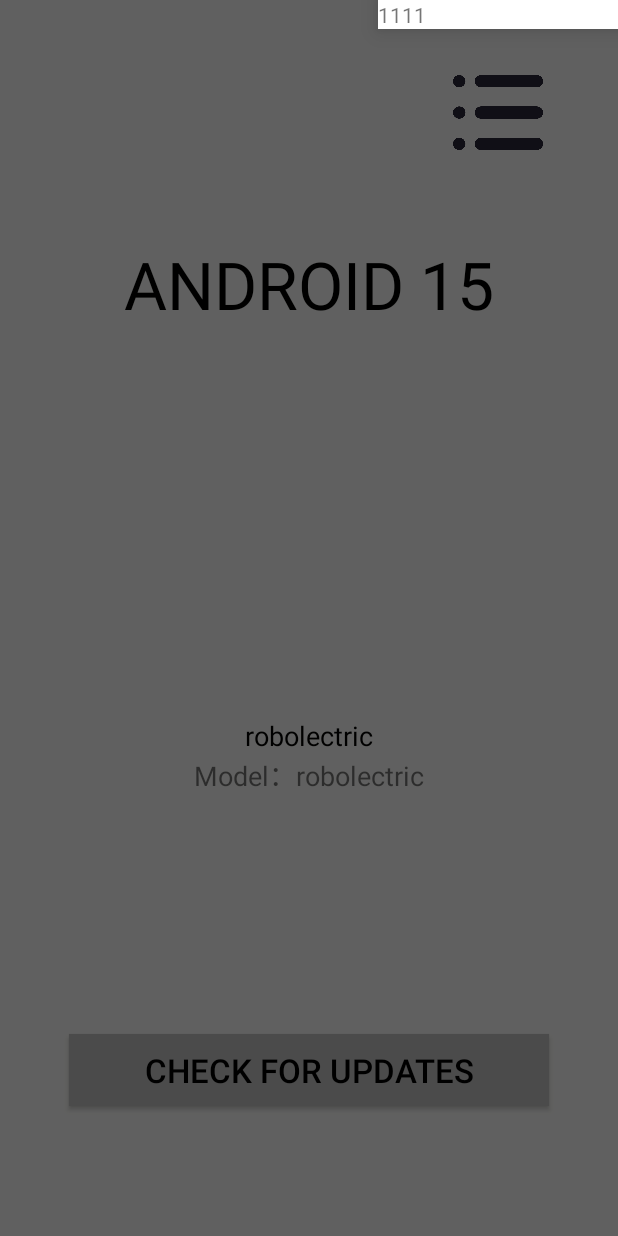
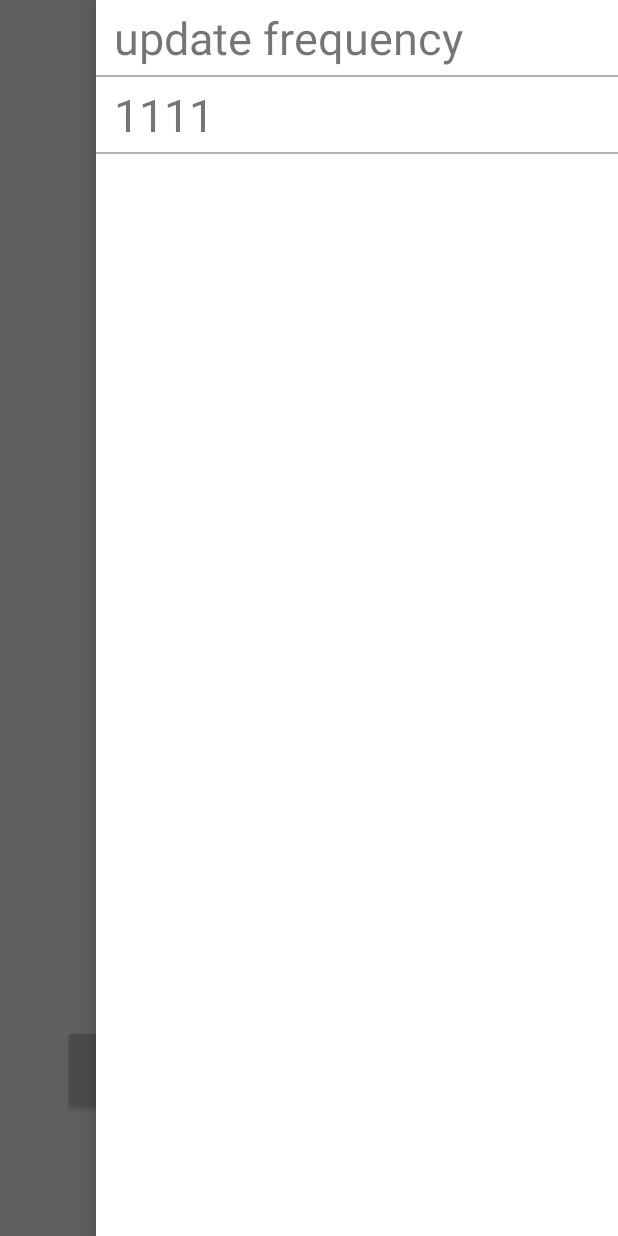
Before and after one commit to luheng123/giecOta, an Android app: the screen it shows after launch (MainActivity), with the side drawer open, on a phone screen of 412 x 824 dp. Run offline under Robolectric (Android 15) with nearby library versions, the phone set to English and light mode, and no system bars.

Commit message:
添加中文和英文，添加更新频率

```diff
--- a/app/src/main/java/com/luh/giec/giecota/MD5Utils.java
+++ b/app/src/main/java/com/luh/giec/giecota/util/MD5Utils.java
@@ -1,4 +1,4 @@
-package com.luh.giec.giecota;
+package com.luh.giec.giecota.util;
 
 import android.content.Context;
 
--- a/app/src/main/res/layout/activity_main.xml
+++ b/app/src/main/res/layout/activity_main.xml
@@ -116,15 +116,38 @@
     </LinearLayout>
 
     <LinearLayout
-        android:layout_width="160dp"
-        android:layout_height="wrap_content"
+        android:layout_width="match_parent"
+        android:layout_height="match_parent"
         android:layout_gravity="right"
-        android:background="#FFF">
+        android:background="#FFF"
+        android:orientation="vertical">
 
         <TextView
-            android:layout_width="wrap_content"
-            android:layout_height="wrap_content"
-            android:text="1111"/>
+            android:id="@+id/tv_update_frequency"
+            android:layout_width="match_parent"
+            android:layout_height="50dp"
+            android:layout_marginLeft="12dp"
+            android:gravity="center_vertical"
+            android:text="@string/tv_update_frequency"
+            android:textSize="30sp"/>
+
+        <LinearLayout
+            android:layout_width="match_parent"
+            android:layout_height="1dp"
+            android:background="#B2B2B2"/>
+
+        <TextView
+            android:layout_width="match_parent"
+            android:layout_height="50dp"
+            android:layout_marginLeft="12dp"
+            android:gravity="center_vertical"
+            android:text="1111"
+            android:textSize="30sp"/>
+
+        <LinearLayout
+            android:layout_width="match_parent"
+            android:layout_height="1dp"
+            android:background="#B2B2B2"/>
     </LinearLayout>
 
 </android.support.v4.widget.DrawerLayout>
--- a/app/src/main/res/values/strings.xml
+++ b/app/src/main/res/values/strings.xml
@@ -1,6 +1,5 @@
 <resources>
     <string name="app_name">GiecOta</string>
-    <string name="title_activity_download_dialog">Update...</string>
     <!--  changed -->
     <string name="permlab_showUI">Show UI for firmware update.</string>
     <string name="permdesc_shwoUI">Show UI for firmware update.</string>
@@ -28,7 +27,6 @@
     <string name="update_failed">Firmware update failed!</string>
     <!--  changed -->
     <string name="state_idle">State: Idle</string>
-    <string name="downloading">Downloading</string>
     <string name="ota_update">An update has been found!\nYour tablet is ready to get even better with this upgrade\n
 which will provide the latest features and improvements.\nPlease be patient as the tablet receives a system software update.\n</string>
     <string name="ota_package_version">Upgrade package version </string>
@@ -58,10 +56,25 @@ which will provide the latest features and improvements.\nPlease be patient as t
     <string name="version_number_tittle">ANDROID %1$s</string>
     <string name="phone_model">Model：</string>
     <string name="btn_check_now">Check for Updates</string>
-    <string name="tv_update_log_tittle1">The current version update log</string>
     <string name="tv_update_log_tittle2">Android 7.0</string>
     <string name="bt_pause">pause</string>
     <string name="bt_cancel">cancel</string>
     <string name="bt_continue">continue</string>
+    <string name="bt_update">update</string>
+    <string name="tv_update_frequency">update frequency</string>
+    <string name="Update_Dialog_Title">new version</string>
+    <string name="frequency_dialog_Title">check update frequency</string>
+    <string name="frequency_dialog_Positive">ok</string>
+
+
+    <string name="press_exit">Press again will exit the program and stop download</string>
+    <string name="showProgress_Dialog">Updates are being received</string>
+    <string name="Denial_permission">Denial of permission will not be able to use the program</string>
+    <string name="no_useable_update">latest version now</string>
+    <string name="no_internation">No Internet connection</string>
+    <string name="Downloading">Downloading...</string>
+    <string name="download_success">Download Success,please check and install</string>
+    <string name="download_fail">Download Failed</string>
+    <string name="frequency_dialog_hour">hour</string>
     <!-- end -->
 </resources>
```
Also changed, not shown: app/src/main/java/com/luh/giec/giecota/DownloadService.java (+30 -16 lines), app/src/main/java/com/luh/giec/giecota/MainActivity.java (+100 -19 lines), 1 other file.
